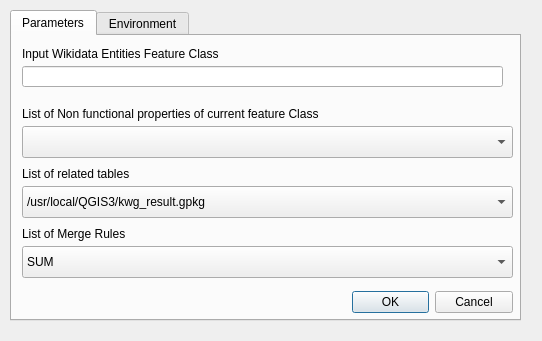
Above: kwg_geoenrichment/kwg_property_merge_dialog_base.ui from KnowWhereGraph/geoenrichment-qgis before the change. Below: the same form after it.
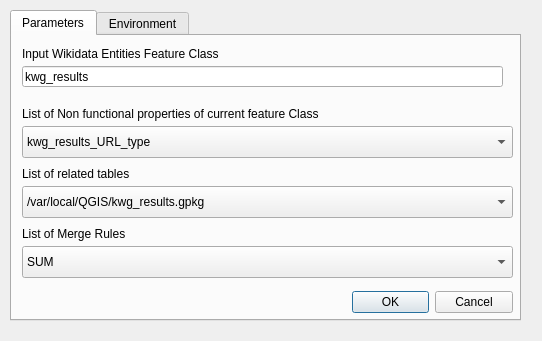
That is the form after the change.

Commit message:
getting the input params from the user
getting the input params from the user

Patch:
```diff
--- a/kwg_geoenrichment/kwg_property_merge_dialog_base.ui
+++ b/kwg_geoenrichment/kwg_property_merge_dialog_base.ui
@@ -58,7 +58,7 @@
       <string>&lt;html&gt;&lt;head/&gt;&lt;body&gt;&lt;p&gt;Enter the feature class name&lt;/p&gt;&lt;/body&gt;&lt;/html&gt;</string>
      </property>
      <property name="text">
-      <string/>
+      <string>kwg_results</string>
      </property>
     </widget>
     <widget class="QDialogButtonBox" name="button_box">
@@ -195,7 +195,7 @@
      </property>
      <item>
       <property name="text">
-       <string>/usr/local/QGIS3/kwg_result.gpkg</string>
+       <string>/var/local/QGIS/kwg_results.gpkg</string>
       </property>
      </item>
     </widget>
@@ -208,6 +208,11 @@
        <height>32</height>
       </rect>
      </property>
+     <item>
+      <property name="text">
+       <string>kwg_results_URL_type</string>
+      </property>
+     </item>
     </widget>
    </widget>
    <widget class="QWidget" name="tab_2">
```
The commit also changes 1 other file.
